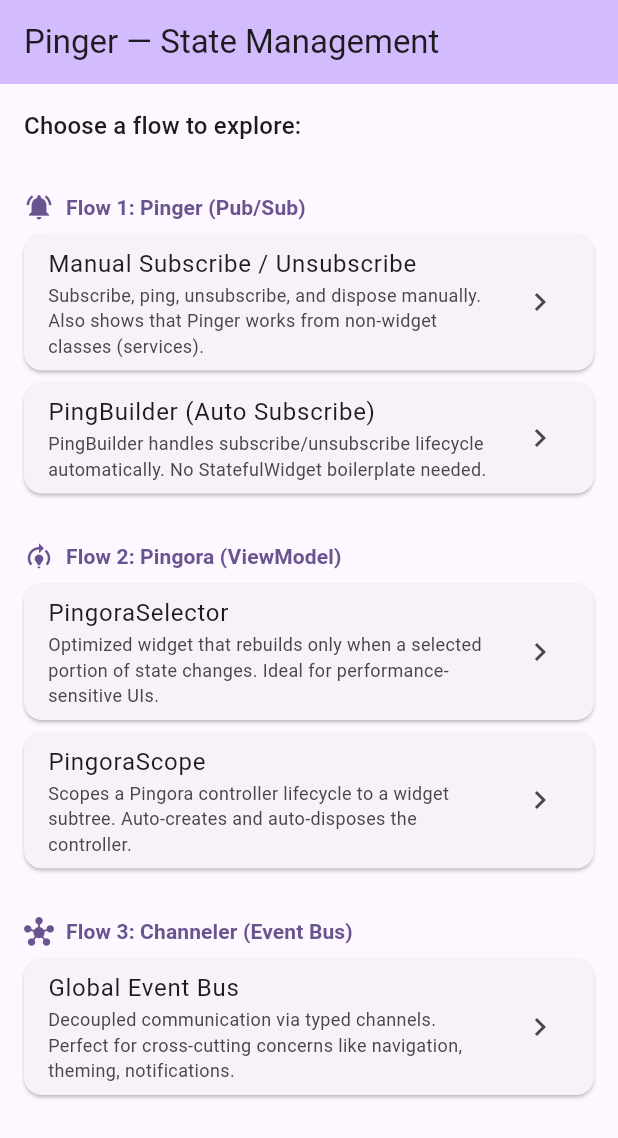
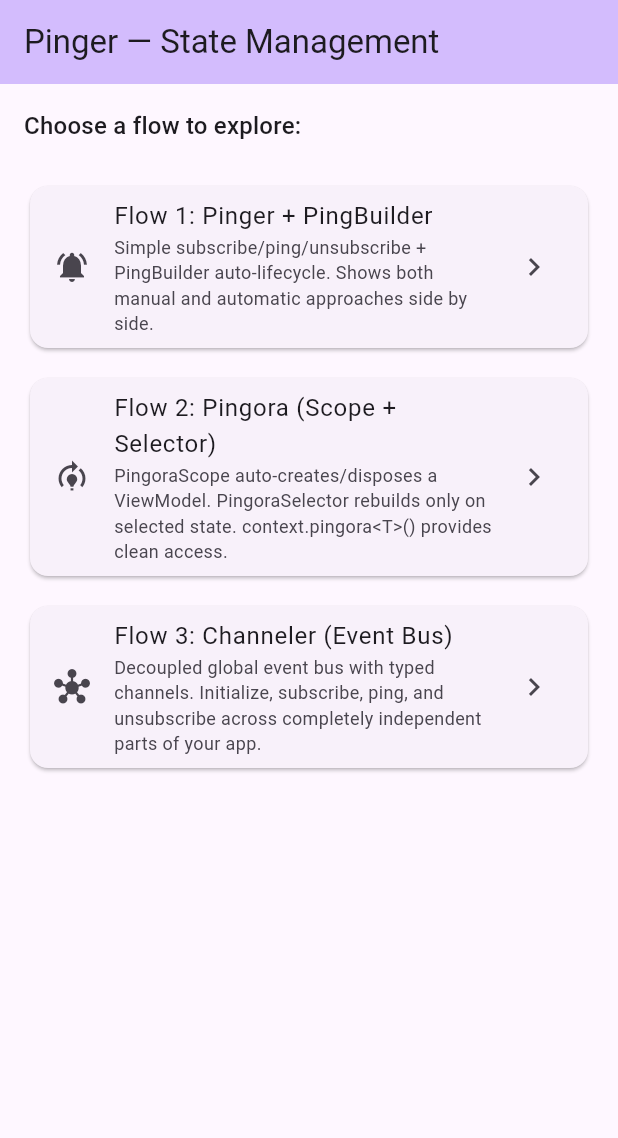
Before and after one commit to aviralkandpal007/pinger, a Flutter app: the screen it shows after launch, on a phone screen of 412 x 824 dp. Shown: the top 1138 px of the screen. Run offline on Flutter 3.47's test engine with Material 3 defaults, Android fonts, the phone set to English and light mode, and no system bars.

Commit message:
examples added and pingora improved

```diff
--- a/example/lib/main.dart
+++ b/example/lib/main.dart
@@ -1,18 +1,20 @@
 import 'package:flutter/material.dart';
-import 'pinger_example/pinger_simple_example.dart';
-import 'pinger_example/pinger_builder_example.dart';
-import 'pingora_example/pingora_selector_example.dart';
-import 'pingora_example/pingora_scope_example.dart';
+import 'package:pinger/pingora.dart';
+import 'pinger_example/pinger_example.dart';
+import 'pingora_example/pingora_example.dart';
 import 'channeler_example/channeler_example.dart';
+import 'pingora_example/pingora_model_example.dart';
 
 void main() {
   runApp(const PingerExampleApp());
 }
 
-/// Root application demonstrating all three pinger state management flows.
+/// Root application demonstrating all three state management flows.
 ///
-/// Each example is self-contained and showcases a different aspect
-/// of the pinger package's capabilities.
+/// Each flow is self-contained:
+///   Flow 1 — Pinger + PingBuilder (simple pub/sub)
+///   Flow 2 — PingoraScope + PingoraSelector + context.pingora() (ViewModel)
+///   Flow 3 — Channeler (global event bus)
 class PingerExampleApp extends StatelessWidget {
   const PingerExampleApp({super.key});
 
@@ -45,7 +47,6 @@ class ExampleMenu extends StatelessWidget {
       body: ListView(
         padding: const EdgeInsets.all(16),
         children: [
-          // ── Header ──
           Padding(
             padding: const EdgeInsets.only(bottom: 24),
             child: Text(
@@ -54,44 +55,43 @@ class ExampleMenu extends StatelessWidget {
             ),
           ),
 
-          // ── Flow 1: Pinger ──
-          _SectionHeader(title: 'Flow 1: Pinger (Pub/Sub)', icon: Icons.notifications_active),
-          _ExampleCard(
-            title: 'Manual Subscribe / Unsubscribe',
-            subtitle: 'Subscribe, ping, unsubscribe, and dispose manually. Also shows '
-                'that Pinger works from non-widget classes (services).',
-            onTap: () => _push(context, const PingerSimpleExample()),
+          // ── Flow 1: Pinger + PingBuilder ──
+          _FlowCard(
+            icon: Icons.notifications_active,
+            title: 'Flow 1: Pinger + PingBuilder',
+            subtitle:
+                'Simple subscribe/ping/unsubscribe + PingBuilder auto-lifecycle. '
+                'Shows both manual and automatic approaches side by side.',
+            onTap: () => _push(context, const PingerExample()),
           ),
-          _ExampleCard(
-            title: 'PingBuilder (Auto Subscribe)',
-            subtitle: 'PingBuilder handles subscribe/unsubscribe lifecycle automatically. '
-                'No StatefulWidget boilerplate needed.',
-            onTap: () => _push(context, const PingerBuilderExample()),
+          const SizedBox(height: 12),
+
+          // ── Flow 2: Pingora (Scope + Selector + ctx) ──
+          _FlowCard(
+            icon: Icons.model_training,
+            title: 'Flow 2: Pingora (Scope + Selector)',
+            subtitle:
+                'PingoraScope auto-creates/disposes a ViewModel. '
+                'PingoraSelector rebuilds only on selected state. '
+                'context.pingora<T>() provides clean access.',
+            onTap: () => _push(
+              context,
+              PingoraScope(
+                create: () => PingoraModelExample(),
+                child: const PingoraExample(),
+              ),
+            ),
           ),
-          const SizedBox(height: 16),
-
-          // ── Flow 2: Pingora ──
-          _SectionHeader(title: 'Flow 2: Pingora (ViewModel)', icon: Icons.model_training),
-          _ExampleCard(
-            title: 'PingoraSelector',
-            subtitle: 'Optimized widget that rebuilds only when a selected portion '
-                'of state changes. Ideal for performance-sensitive UIs.',
-            onTap: () => _push(context, const PingoraSelectorExample()),
-          ),
-          _ExampleCard(
-            title: 'PingoraScope',
-            subtitle: 'Scopes a Pingora controller lifecycle to a widget subtree. '
-                'Auto-creates and auto-disposes the controller.',
-            onTap: () => _push(context, const PingoraScopeExample()),
-          ),
-          const SizedBox(height: 16),
+          const SizedBox(height: 12),
 
           // ── Flow 3: Channeler ──
-          _SectionHeader(title: 'Flow 3: Channeler (Event Bus)', icon: Icons.hub),
-          _ExampleCard(
-            title: 'Global Event Bus',
-            subtitle: 'Decoupled communication via typed channels. Perfect for '
-                'cross-cutting concerns like navigation, theming, notifications.',
+          _FlowCard(
+            icon: Icons.hub,
+            title: 'Flow 3: Channeler (Event Bus)',
+            subtitle:
+                'Decoupled global event bus with typed channels. '
+                'Initialize, subscribe, ping, and unsubscribe across '
+                'completely independent parts of your app.',
             onTap: () => _push(context, const ChannelerExample()),
           ),
         ],
@@ -100,48 +100,19 @@ class ExampleMenu extends StatelessWidget {
   }
 
   void _push(BuildContext context, Widget page) {
-    Navigator.push(
-      context,
-      MaterialPageRoute(builder: (_) => page),
-    );
+    Navigator.push(context, MaterialPageRoute(builder: (_) => page));
   }
 }
 
-/// Styled section header.
-class _SectionHeader extends StatelessWidget {
-  final String title;
+/// Tappable card for navigating to a flow example.
+class _FlowCard extends StatelessWidget {
   final IconData icon;
-
-  const _SectionHeader({required this.title, required this.icon});
-
-  @override
-  Widget build(BuildContext context) {
-    return Padding(
-      padding: const EdgeInsets.only(top: 8, bottom: 8),
-      child: Row(
-        children: [
-          Icon(icon, size: 20, color: Theme.of(context).colorScheme.primary),
-          const SizedBox(width: 8),
-          Text(
-            title,
-            style: Theme.of(context).textTheme.titleSmall?.copyWith(
-                  color: Theme.of(context).colorScheme.primary,
-                  fontWeight: FontWeight.bold,
-                ),
-          ),
-        ],
-      ),
-    );
-  }
-}
-
-/// Tappable card for navigation.
-class _ExampleCard extends StatelessWidget {
   final String title;
   final String subtitle;
   final VoidCallback onTap;
 
-  const _ExampleCard({
+  const _FlowCard({
+    required this.icon,
     required this.title,
     required this.subtitle,
     required this.onTap,
@@ -150,8 +121,8 @@ class _ExampleCard extends StatelessWidget {
   @override
   Widget build(BuildContext context) {
     return Card(
-      margin: const EdgeInsets.only(bottom: 8),
       child: ListTile(
+        leading: Icon(icon),
         title: Text(title),
         subtitle: Text(subtitle, style: const TextStyle(fontSize: 12)),
         trailing: const Icon(Icons.chevron_right),
--- a/lib/pingora.dart
+++ b/lib/pingora.dart
@@ -3,6 +3,7 @@
 /// [Pingora] is the base class for creating state controllers with automatic
 /// listener management. Use [PingoraScope] to scope a controller's lifecycle
 /// to a widget subtree and [PingoraSelector] for fine-grained rebuild control.
+library;
 export 'pingora/pingora.dart';
 export 'pingora/pingora_scope.dart';
 export 'pingora/pingora_selector.dart';
--- a/lib/pingora/pingora_scope.dart
+++ b/lib/pingora/pingora_scope.dart
@@ -1,5 +1,7 @@
 import 'package:flutter/widgets.dart';
 import 'pingora.dart';
+
+part 'pingora_extension.dart';
 
 /// Internal inherited widget used for exposing the [Pingora]
 /// instance down the widget tree while allowing widgets to
--- a/pubspec.yaml
+++ b/pubspec.yaml
@@ -1,6 +1,6 @@
 name: pinger
 description: "Pinger is a highly optimised and fast flutter notifier. It helps to achieve a easier state management"
-version: 0.0.3
+version: 0.0.4
 repository: https://github.com/aviralkandpal007/pinger.git
 homepage:
 
```
Also changed, not shown: example/lib/pinger_example/pinger_builder_example.dart (deleted, +0 -74 lines), example/lib/pinger_example/pinger_simple_example.dart (deleted, +0 -108 lines), example/lib/pingora_example/pingora_scope_example.dart (deleted, +0 -123 lines), example/lib/pingora_example/pingora_selector_example.dart (deleted, +0 -54 lines), lib/pinger.dart (+25 -7 lines), lib/pingora/pingora.dart (+73 -26 lines), lib/pingora/pingora_selector.dart (+41 -7 lines), 1 other file.
